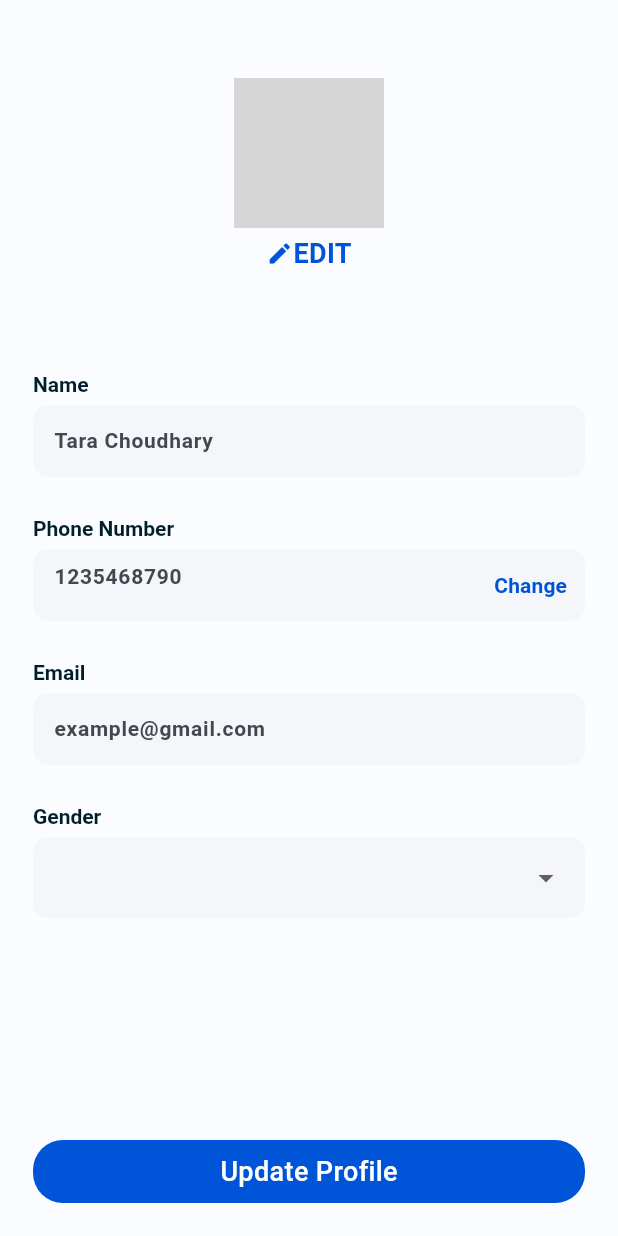
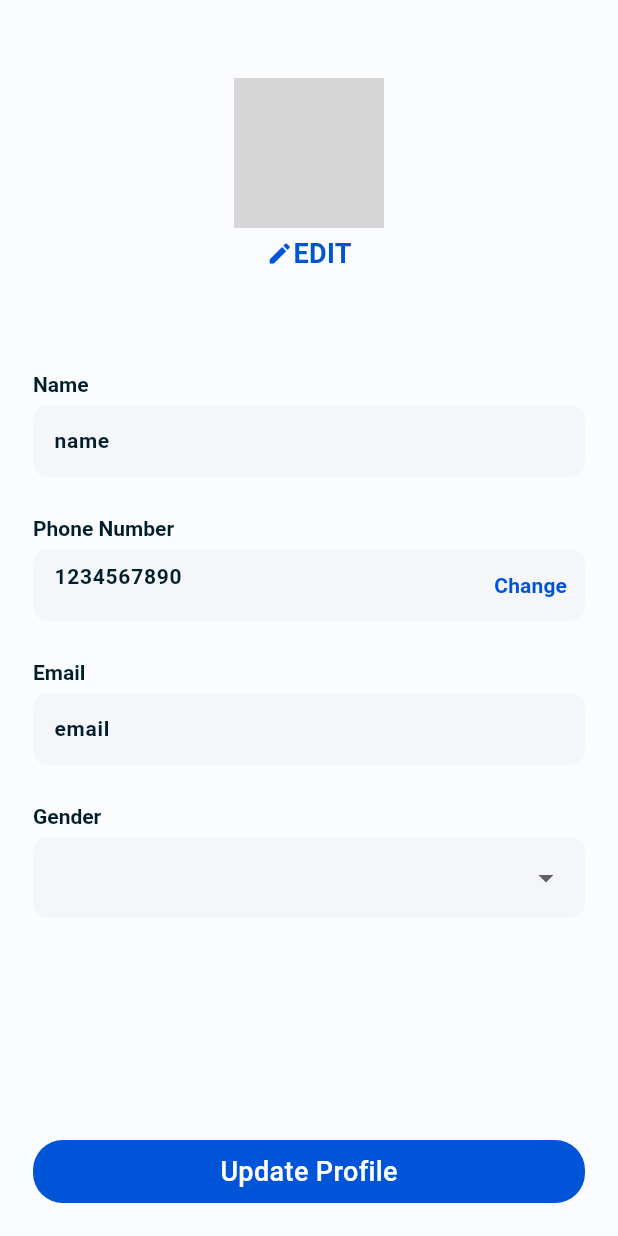
Before and after one commit to org-firstricoz/studio-app, a Flutter app: the EditProfileInfoView screen opened by its route, on a phone screen of 412 x 824 dp. Run offline on Flutter 3.47's test engine with Material 3 defaults, Android fonts, the light colour scheme and no system bars; our stand-ins replace bloc, cached_network_image, flutter_bloc, flutter_map, flutter_rating_bar, flutter_riverpod and 17 more; missing offline and left inert: app_settings, clipboard, otp_fields, otp_timer, razorpay_flutter; accounts and stored records are empty; network calls fail; grey boxes are pictures that could not be loaded.

Commit message:
integrated all apis

```diff
--- a/lib/src/core/user.dart
+++ b/lib/src/core/user.dart
@@ -4,3 +4,4 @@ Map<String, dynamic> userDetails = {};
 User user = User.empty();
 late double latitude;
 late double longitude;
+String? photoUrl = null;
--- a/lib/src/feature/profile/views/edit_profile_info.dart
+++ b/lib/src/feature/profile/views/edit_profile_info.dart
@@ -26,9 +26,12 @@ class EditProfileInfoView extends StatefulWidget {
 
 class _EditProfileInfoViewState extends State<EditProfileInfoView> {
   UpdateParams updateParams = UpdateParams();
-  final TextEditingController nameController = TextEditingController();
-  final TextEditingController phoneController = TextEditingController();
-  final TextEditingController emailController = TextEditingController();
+  final TextEditingController nameController =
+      TextEditingController(text: user.name);
+  final TextEditingController phoneController =
+      TextEditingController(text: user.phoneNumber);
+  final TextEditingController emailController =
+      TextEditingController(text: user.email);
 
   @override
   Widget build(BuildContext context) {
@@ -39,9 +42,17 @@ class _EditProfileInfoViewState extends State<EditProfileInfoView> {
           context.go(HomeView.routePath);
         } else if (state is UpdateFailureState) {
           ScaffoldMessenger.of(context).clearMaterialBanners();
-          ScaffoldMessenger.of(context).showMaterialBanner(MaterialBanner(
-              content: Text('Unable to Update Data ${state.message}'),
-              actions: [CloseButton()]));
+          ScaffoldMessenger.of(context).showMaterialBanner(
+            MaterialBanner(
+                content: Text('Unable to Update Data ${state.message}'),
+                actions: [
+                  CloseButton(
+                    onPressed: () {
+                      ScaffoldMessenger.of(context).clearMaterialBanners();
+                    },
+                  )
+                ]),
+          );
         }
         // TODO: implement listener
       },
@@ -70,7 +81,7 @@ class _EditProfileInfoViewState extends State<EditProfileInfoView> {
                   child: CustomTextButton(
                       text: "Update Profile",
                       ontap: () {
-                        updateParams.copyWith(
+                        final updateParams = UpdateParams(
                             name: nameController.text.trim(),
                             email: emailController.text.trim(),
                             phoneNumber: phoneController.text.trim());
@@ -99,7 +110,6 @@ class _EditProfileInfoViewState extends State<EditProfileInfoView> {
             controller: nameController,
             labelText: "Name",
             hintText: "Tara Choudhary",
-            initialValue: user.name,
           ),
           FormTextField(
             controller: phoneController,
@@ -114,14 +124,12 @@ class _EditProfileInfoViewState extends State<EditProfileInfoView> {
                       color: color.primary),
                 )),
             hintText: "1235468790",
-            initialValue: user.phoneNumber,
           ),
           // email
           FormTextField(
             controller: emailController,
             labelText: "Email",
             hintText: "example@gmail.com",
-            initialValue: user.email,
           ),
           // gender
           FormTextField(
```
Also changed, not shown: lib/src/feature/booking/presentation/views/tour_request_view.dart (+7 -2 lines), lib/src/feature/home/presentation/widgets/app_bar.dart (+7 -3 lines), lib/src/feature/settings/data/datasource/update_data_data_source.dart (+4 -3 lines), 1 other file.
